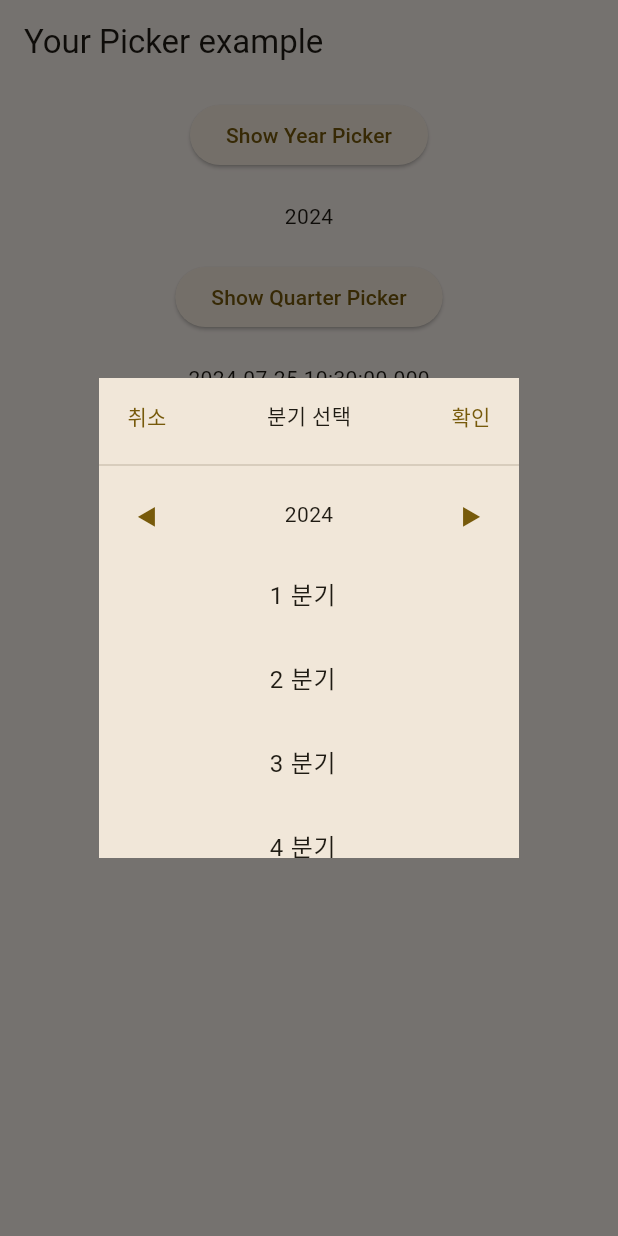
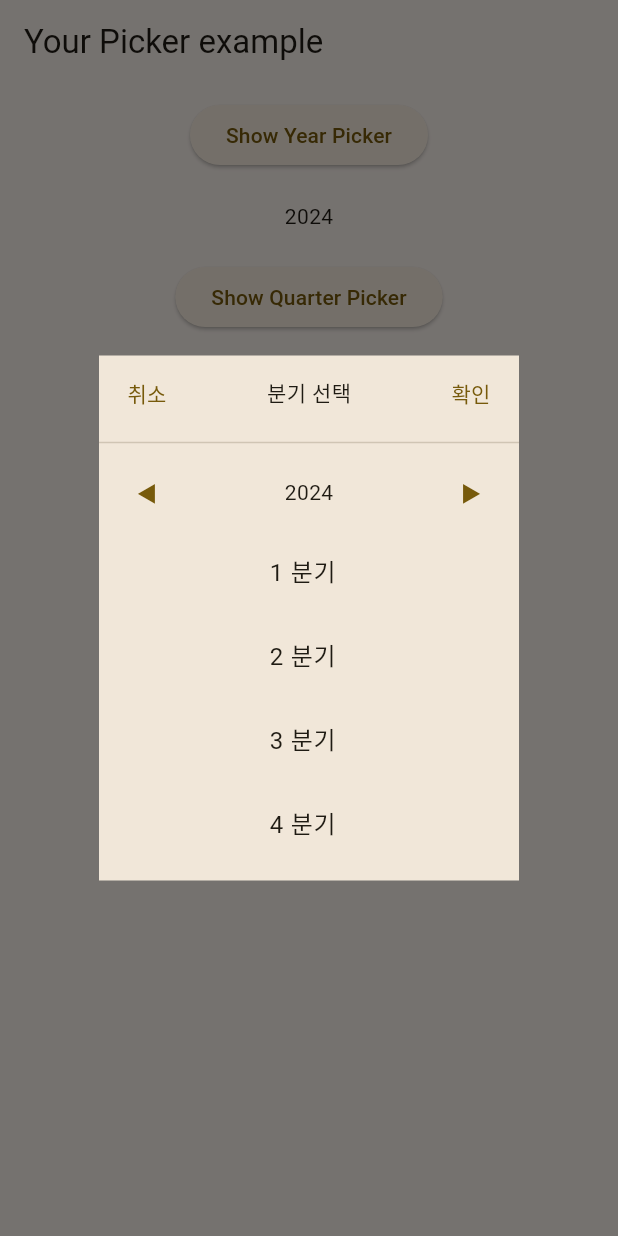
Before and after one commit to shachhan/your_picker, a Flutter app: the screen it shows after launch, after a tap on "Show Quarter Picker", on a phone screen of 412 x 824 dp. Run offline on Flutter 3.47's test engine with Material 2 defaults, Android fonts, the phone set to English and light mode, and no system bars.

Commit message:
Update your_picker.dart

```diff
--- a/lib/your_picker.dart
+++ b/lib/your_picker.dart
@@ -84,6 +84,8 @@ class YourPicker {
     String confirmText = "Confirm",
     String cancelText = "Cancel",
     String title = "Select Year",
+    double w = 200,
+    double h = 350,
   }) async {
     initialYear ??= DateTime.now().year;
     int selectedYear = initialYear;
@@ -93,7 +95,7 @@ class YourPicker {
         return Dialog(
           shape: const RoundedRectangleBorder(borderRadius: BorderRadius.zero),
           child: SizedBox(
-            width: 200, height: 320,
+            width: w, height: h,
             child: Column(
               mainAxisSize: MainAxisSize.min,
               children: [
```
